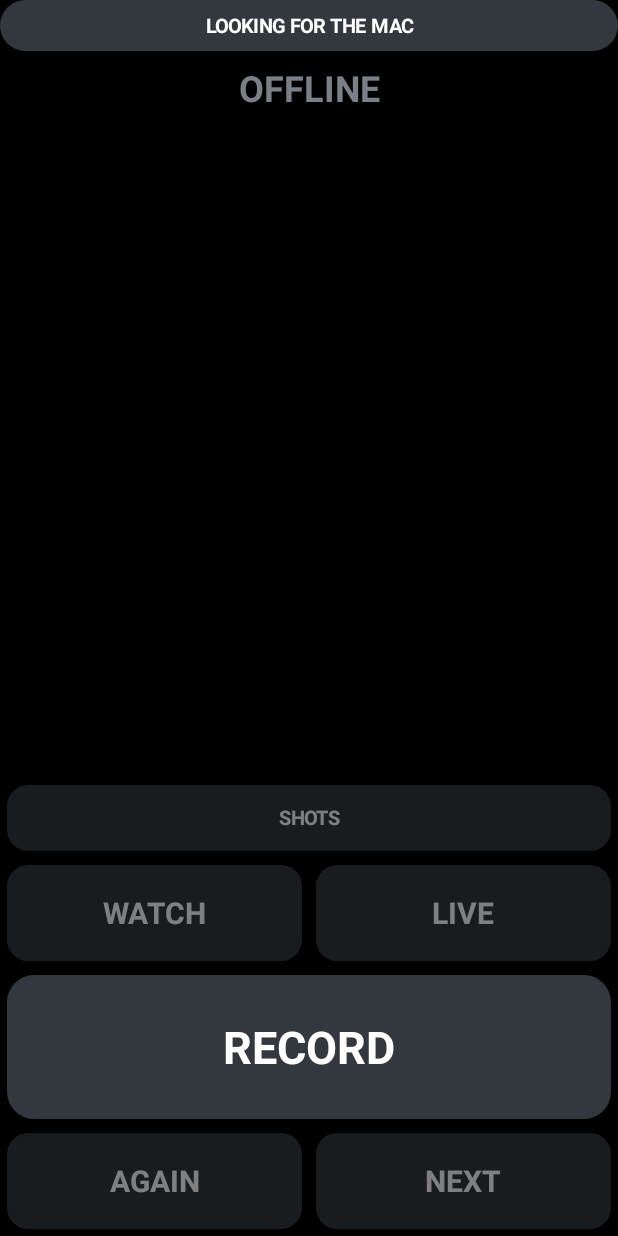
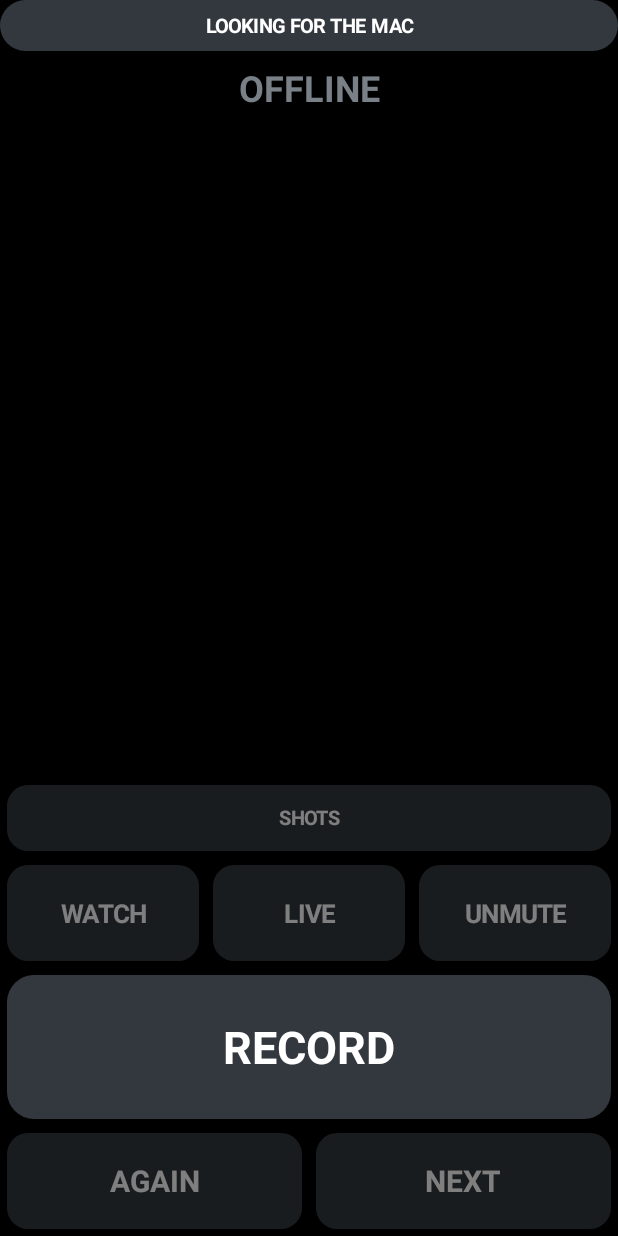
Before and after one commit to markoboskoauroville/SECOND_TAKE_REMOTE, an Android app: the screen it shows after launch (MainActivity), on a phone screen of 412 x 824 dp. Run offline under Robolectric (Android 15) with nearby library versions, the phone set to English and light mode, and no system bars; network calls fail.

Commit message:
v3: MUTE button, one entry per Mac, content descriptions, take message
Co-Authored-By: Claude Opus 5.5 <noreply@anthropic.com>
Claude-Session: https://claude.ai/code/session_01NceKUAddJGyX9doE8QieEK

```diff
--- a/android/app/src/main/java/community/auroville/secondtake/remote/MainActivity.kt
+++ b/android/app/src/main/java/community/auroville/secondtake/remote/MainActivity.kt
@@ -59,6 +59,7 @@ class MainActivity : Activity() {
     private lateinit var watch: Button
     private lateinit var live: Button
     private lateinit var rec: Button
+    private lateinit var mute: Button
     private lateinit var again: Button
     private lateinit var next: Button
     private lateinit var list: Button
@@ -117,8 +118,8 @@ class MainActivity : Activity() {
 
         // bottom, centred: WATCH LIVE / RECORD-STOP / AGAIN NEXT
         val r1 = LinearLayout(this).apply { gravity = Gravity.CENTER }
-        watch = key("Watch", 64, 20f); live = key("Live", 64, 20f)
-        r1.addView(watch); r1.addView(live)
+        watch = key("Watch", 64, 17f); live = key("Live", 64, 17f); mute = key("Mute", 64, 17f)
+        r1.addView(watch); r1.addView(live); r1.addView(mute)
         val r2 = LinearLayout(this).apply { gravity = Gravity.CENTER }
         rec = key("Record", 96, 30f)
         r2.addView(rec)
@@ -131,6 +132,11 @@ class MainActivity : Activity() {
         watch.setOnClickListener { send("watch") }
         live.setOnClickListener { send("live") }
         rec.setOnClickListener { send(if (status?.mode == "recording") "stop" else "record") }
+        mute.setOnClickListener {
+            val g = guide ?: return@setOnClickListener
+            val want = !(status?.muted ?: true)
+            io.execute { try { g.mute(want) } catch (e: Exception) { ui.post { failure = "Command failed"; render() } } }
+        }
         again.setOnClickListener { send("again") }
         next.setOnClickListener { send("next") }
 
@@ -198,13 +204,16 @@ class MainActivity : Activity() {
         ui.post {
             if (guide != null && online) return@post
             found.clear(); found.putAll(hits)
+            // The same Mac answers on several interfaces: one entry per name, the first candidate wins.
+            val byName = LinkedHashMap<String, String>()
+            cands.forEach { a -> hits[a]?.let { n -> if (!byName.containsKey(n)) byName[n] = a } }
             when {
-                hits.size == 1 -> use(hits.keys.first())
-                hits.size > 1 && !offered -> {
+                byName.size == 1 -> use(byName.values.first())
+                byName.size > 1 && !offered -> {
                     offered = true
-                    val addrs = hits.keys.toList()
+                    val addrs = byName.values.toList()
                     AlertDialog.Builder(this).setTitle("Which Mac?")
-                        .setItems(addrs.map { hits[it] ?: it }.toTypedArray()) { _, i -> use(addrs[i]) }
+                        .setItems(byName.keys.toTypedArray()) { _, i -> use(addrs[i]) }
                         .setOnDismissListener { offered = false }.show()
                 }
             }
@@ -266,6 +275,8 @@ class MainActivity : Activity() {
         sayView.text = cur?.say ?: ""
         infoView.text = if (s != null && online) "Takes ${s.takes}" + (if (cur != null && cur.secs > 0) "  ·  about ${cur.secs} sec" else "") else ""
 
+        val msg = s?.message ?: ""
+        if (msg.isNotEmpty() && online) infoView.text = infoView.text.toString() + "\n" + msg
         val recording = online && s?.mode == "recording"
         val sec = if (recording) maxOf(s!!.elapsed, if (s.elapsed == 0) ((System.currentTimeMillis() - localRecStart) / 1000).toInt() else 0) else 0
         rec.text = if (recording) "Stop  ${mm(sec)}" else "Record"
@@ -275,9 +286,20 @@ class MainActivity : Activity() {
             bt.background = box(if (!on) dark else if (active) color else Color.parseColor("#4A5058"))
             bt.alpha = if (on) 1f else 0.5f
         }
+        val muted = s?.muted ?: true
+        mute.text = if (muted) "Unmute" else "Mute"
+        style(mute, on && !muted, green)
         style(watch, mode == "watch", green); style(live, mode == "live", amber)
         style(again, false, grey); style(next, false, grey)
         list.alpha = if (on) 1f else 0.5f
+        top.contentDescription = top.text
+        modeView.contentDescription = "Mode " + modeView.text
+        counter.contentDescription = counter.text
+        codeView.contentDescription = "Code " + codeView.text
+        titleView.contentDescription = "Title " + titleView.text
+        sayView.contentDescription = "Say " + sayView.text
+        infoView.contentDescription = "Info " + infoView.text
+        listOf(watch, live, mute, rec, again, next, list).forEach { it.contentDescription = it.text }
     }
 
     private fun pickShot() {
--- a/android/gradle.properties
+++ b/android/gradle.properties
@@ -1,4 +1,4 @@
-appVersion=2
+appVersion=3
 org.gradle.jvmargs=-Xmx3g -Dfile.encoding=UTF-8
 android.useAndroidX=true
 android.nonTransitiveRClass=true
```
Also changed, not shown: android/app/src/main/java/community/auroville/secondtake/remote/Protocol.kt (+5 -2 lines), 1 other file.
